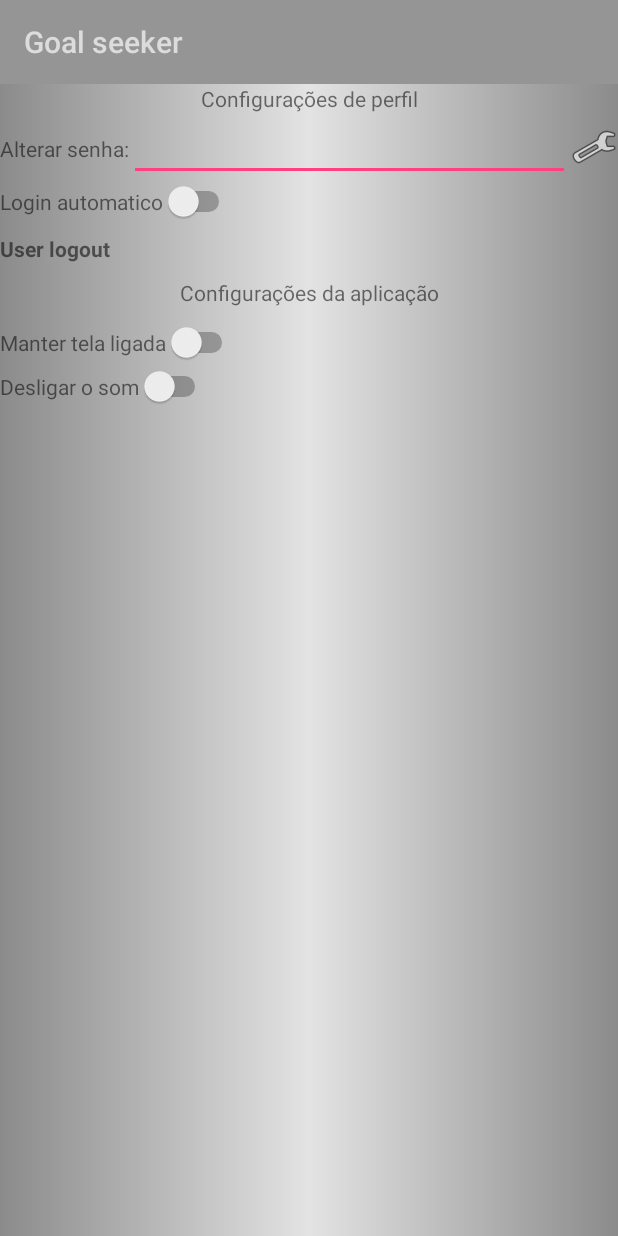
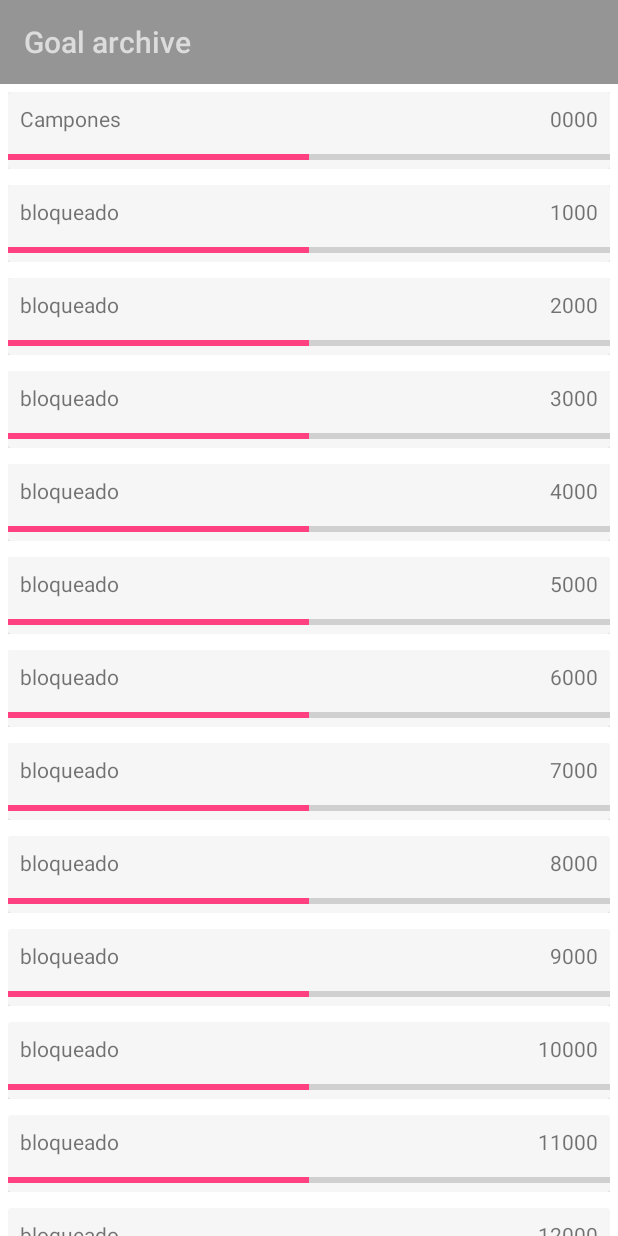
Before and after one commit to Renan3M/Personal-Office-Project, an Android app: the MainActivity screen opened directly, with no data from a screen before it, after a tap on "CONFIGURAÇÕES", on a phone screen of 412 x 824 dp. Run offline under Robolectric (Android 15) with nearby library versions, the light colour scheme and no system bars; our stand-ins replace Firebase (no records; nobody signed in at launch, a user with empty details on screens opened directly).

Commit message:
some changes

```diff
--- a/app/build.gradle
+++ b/app/build.gradle
@@ -26,8 +26,9 @@ dependencies {
     implementation 'com.google.firebase:firebase-database:11.2.0'
     implementation 'com.facebook.android:facebook-login:[4,5)'
     implementation 'com.android.support.constraint:constraint-layout:1.0.2'
-    implementation 'com.android.support:support-v4:26.1.0'
+    implementation 'com.android.support:cardview-v7:26.1.0'
     implementation 'com.google.code.gson:gson:2.2.4'
+    implementation 'com.android.support:recyclerview-v7:26.1.0'
     implementation files('libs/javax.mail.jar')
 }
 
--- a/app/src/main/java/com/personaltools/renan3m/personaloffice/Activities/Authentication/Registration.java
+++ b/app/src/main/java/com/personaltools/renan3m/personaloffice/Activities/Authentication/Registration.java
@@ -80,7 +80,7 @@ public class Registration extends AppCompatActivity {
         }
 
         _signupButton.setEnabled(false);
-        // ProgressDialog != ProgressBar ... Atenção
+        // ProgressDialog != ProgressBar ... Atenção!!
 
         final ProgressDialog progressDialog =
                 new ProgressDialog(Registration.this, R.style.Theme_AppCompat_DayNight_Dialog);
@@ -135,7 +135,7 @@ public class Registration extends AppCompatActivity {
     }
 
     public void onSignupFailed() {
-        Toast.makeText(getBaseContext(), "Email invalid", Toast.LENGTH_LONG).show();
+        Toast.makeText(getBaseContext(), "Field invalid", Toast.LENGTH_LONG).show();
 
         _signupButton.setEnabled(true);
     }
--- a/app/src/main/java/com/personaltools/renan3m/personaloffice/Activities/MainActivity.java
+++ b/app/src/main/java/com/personaltools/renan3m/personaloffice/Activities/MainActivity.java
@@ -287,7 +287,7 @@ public class MainActivity extends AppCompatActivity implements OnTaskInteraction
         startActivity(new Intent(this, DailyTask.class));
     }
 
-    public void intentConfig(View view) { startActivity(new Intent(this, Configuration.class)); }
+    public void intentConfig(View view) { startActivity(new Intent(this, Ranks.class)); }
 
     public void intentHist(View view) {
         if (DailyTask.getListsFromSharedSet(LIST_OF_LISTS_TAG) == null ||
--- /dev/null
+++ b/app/src/main/java/com/personaltools/renan3m/personaloffice/Activities/Ranks.java
@@ -0,0 +1,106 @@
+package com.personaltools.renan3m.personaloffice.Activities;
+
+import android.content.SharedPreferences;
+import android.support.v7.app.AppCompatActivity;
+import android.os.Bundle;
+import android.support.v7.widget.LinearLayoutManager;
+import android.support.v7.widget.RecyclerView;
+import android.util.Log;
+import android.widget.ArrayAdapter;
+import android.widget.ListView;
+
+import com.google.firebase.database.DataSnapshot;
+import com.google.firebase.database.DatabaseError;
+import com.google.firebase.database.ValueEventListener;
+import com.personaltools.renan3m.personaloffice.Activities.RecyclerView.RankAdapter;
+import com.personaltools.renan3m.personaloffice.R;
+
+public class Ranks extends AppCompatActivity {
+
+    // Essa activity vai servir de justificativa para o login no firebase xD
+
+    private int currentPom;
+
+    RecyclerView recyclerView;
+    RankAdapter adapter;
+
+    SharedPreferences sharedPreferences;
+
+    public static final String RANKS_SHARED = "POMODORS_FOR_RANK";
+
+    @Override
+    protected void onCreate(Bundle savedInstanceState) {
+        super.onCreate(savedInstanceState);
+
+        setContentView(R.layout.activity_ranks);
+
+        adapter = new RankAdapter(this);
+
+        recyclerView = findViewById(R.id.recycler_view_ranks);
+
+        if (recyclerView == null) return;
+
+        // Vertical recycler view.
+        recyclerView.setLayoutManager(new LinearLayoutManager(this));
+
+        recyclerView.setAdapter(adapter);
+
+        sharedPreferences = getSharedPreferences(RANKS_SHARED, 0);
+
+        currentPom = sharedPreferences.getInt("currentPom",0);
+
+        rankCheck(currentPom);
+
+        adapter.notifyDataSetChanged(); // talvez isso n seja necessario se eu fizer o rankCheck antes de setar o adapter
+    }
+
+    public void rankCheck(int currentPom) {
+        switch (currentPom) { // I love switch.
+            case 0:
+                adapter.setPosition(0);
+                break;
+            case 10:
+                adapter.setPosition(1);
+                break;
+            case 50:
+                adapter.setPosition(2);
+                break;
+            case 75:
+                adapter.setPosition(3);
+                break;
+            case 100:
+                adapter.setPosition(4);
+                break;
+            case 150:
+                adapter.setPosition(5);
+                break;
+            case 200:
+                adapter.setPosition(6);
+                break;
+            case 275:
+                adapter.setPosition(7);
+                break;
+            case 350:
+                adapter.setPosition(8);
+                break;
+            case 450:
+                adapter.setPosition(9);
+                break;
+            case 550:
+                adapter.setPosition(10);
+                break;
+            case 700:
+                adapter.setPosition(11);
+                break;
+            case 850:
+                adapter.setPosition(12);
+                break;
+            case 950:
+                adapter.setPosition(13);
+                break;
+            case 1000:
+                adapter.setPosition(14);
+                break;
+        }
+    }
+}
--- /dev/null
+++ b/app/src/main/java/com/personaltools/renan3m/personaloffice/Activities/RecyclerView/RankAdapter.java
@@ -0,0 +1,93 @@
+package com.personaltools.renan3m.personaloffice.Activities.RecyclerView;
+
+import android.content.Context;
+import android.support.v7.widget.RecyclerView;
+import android.view.LayoutInflater;
+import android.view.View;
+import android.view.ViewGroup;
+import android.widget.ListView;
+import android.widget.ProgressBar;
+import android.widget.TextView;
+
+import com.personaltools.renan3m.personaloffice.R;
+
+import java.util.ArrayList;
+
+/**
+ * Created by renan on 21/03/2018.
+ */
+
+public class RankAdapter extends RecyclerView.Adapter<RankAdapter.RankViewHolder> {
+
+    private Context mCtx;
+
+    private static int positionReq;
+
+    private String rankList[] = {"Campones", "cavaleiro", "nobre", "baronete", "barão", "visconde", "conde",
+            "marquês", "duque", "grão-duque", "principe real", "principe imperial", "regente", "rei", "imperador"};
+
+    public RankAdapter(Context mCtx) {
+
+        this.mCtx = mCtx;
+
+    }
+
+    @Override
+    public RankViewHolder onCreateViewHolder(ViewGroup parent, int viewType) { // vai inflar nosso layout
+        LayoutInflater inflater_ = LayoutInflater.from(mCtx);
+        View view = inflater_.inflate(R.layout.list_of_ranks, parent, false);
+
+        return new RankViewHolder(view);
+    }
+
+    public void setPosition(int pos){
+        positionReq = pos;  // Position requested by user to be altered.. how do I alter layout structure? I can touch rank_name, etc.. but layout components? <- Não vou precisar fazer isso, graças a Deus! =)
+    }
+
+
+    @Override
+    public void onBindViewHolder(RankViewHolder holder, int position) { // vai rodar p/ cada um dos itens   (método auto-invocado)
+        // O que muda em cada chamada desse método é a posição do item. 0,1,2,3,4,5...
+
+        String rank = rankList[position];
+
+        if (positionReq == position){
+            holder.rank_name.setText(rank);
+        } else
+            holder.rank_name.setText("bloqueado");
+
+        // Um fake só para teste, o progresso real deve ter os pomodoros totais do rank - os pomodoros feitos como parametro
+        holder.rank_progress.setMax(100);
+        holder.rank_progress.setProgress(50);
+
+        // O progresso real deve verificar no db os usuario que possuem tal rank
+        holder.people_at_rank.setText(position + "000");
+
+    }
+
+
+    @Override
+    public int getItemCount() {
+        return rankList.length;
+    }
+
+
+    public class RankViewHolder extends RecyclerView.ViewHolder{
+
+        TextView rank_name;
+        TextView people_at_rank;
+        ProgressBar rank_progress;
+
+        public RankViewHolder(View itemView) {
+            super(itemView);
+
+            rank_name = itemView.findViewById(R.id.name_of_the_rank);
+            people_at_rank = itemView.findViewById(R.id.people_at_this_rank);
+            rank_progress = itemView.findViewById(R.id.rank_progress_bar);
+        }
+    }
+
+    public String[] getRankList() {
+        return rankList;
+    }
+}
--- /dev/null
+++ b/app/src/main/res/layout/activity_ranks.xml
@@ -0,0 +1,15 @@
+<?xml version="1.0" encoding="utf-8"?>
+<android.support.constraint.ConstraintLayout xmlns:android="http://schemas.android.com/apk/res/android"
+    xmlns:app="http://schemas.android.com/apk/res-auto"
+    xmlns:tools="http://schemas.android.com/tools"
+    android:layout_width="match_parent"
+    android:layout_height="match_parent"
+    android:background="#FFF"
+    tools:context="com.personaltools.renan3m.personaloffice.Activities.Ranks">
+
+    <android.support.v7.widget.RecyclerView
+        android:id="@+id/recycler_view_ranks"
+        android:layout_width="match_parent"
+        android:layout_height="match_parent"
+        android:background="#FFF" />
+</android.support.constraint.ConstraintLayout>
--- /dev/null
+++ b/app/src/main/res/layout/list_of_ranks.xml
@@ -0,0 +1,60 @@
+<?xml version="1.0" encoding="utf-8"?>
+<android.widget.LinearLayout xmlns:android="http://schemas.android.com/apk/res/android"
+    xmlns:app="http://schemas.android.com/apk/res-auto"
+    android:layout_width="match_parent"
+    android:layout_height="wrap_content"
+    android:orientation="horizontal"
+    android:padding="5dp">
+
+    <android.support.v7.widget.CardView
+        android:id="@+id/rank_name"
+        android:layout_width="match_parent"
+        android:layout_height="wrap_content"
+        app:cardBackgroundColor="#F6F6F6">
+
+
+        <LinearLayout
+            android:layout_width="match_parent"
+            android:layout_height="match_parent"
+            android:orientation="vertical">
+
+            <LinearLayout
+                android:layout_width="match_parent"
+                android:layout_height="wrap_content"
+                android:orientation="horizontal"
+                android:padding="8dp">
+
+                <TextView
+                    android:id="@+id/name_of_the_rank"
+                    android:layout_width="wrap_content"
+                    android:layout_height="match_parent"
+                    android:text="Laurem Ipsum" />
+
+                <LinearLayout
+                    android:layout_width="match_parent"
+                    android:layout_height="match_parent"
+                    android:orientation="horizontal">
+
+                    <TextView
+                        android:id="@+id/people_at_this_rank"
+                        android:layout_width="wrap_content"
+                        android:layout_height="wrap_content"
+                        android:layout_weight="1"
+                        android:gravity="right"
+                        android:text="ipsum dolor"
+                        android:textAlignment="gravity" />
+                </LinearLayout>
+
+            </LinearLayout>
+
+            <ProgressBar
+                android:id="@+id/rank_progress_bar"
+                style="?android:attr/progressBarStyleHorizontal"
+                android:layout_width="match_parent"
+                android:layout_height="wrap_content" />
+        </LinearLayout>
+
+
+    </android.support.v7.widget.CardView>
+
+</android.widget.LinearLayout>
--- a/app/src/main/res/values/strings.xml
+++ b/app/src/main/res/values/strings.xml
@@ -1,5 +1,5 @@
 <resources>
-    <string name="app_name">Goal seeker</string>
+    <string name="app_name">Goal archive</string>
 
     <!-- Strings related to login -->
     <string name="prompt_email">Email</string>
```
Also changed, not shown: app/src/main/AndroidManifest.xml (+15 -8 lines), app/src/main/java/com/personaltools/renan3m/personaloffice/Activities/DailyTask.java (+16 -9 lines), app/src/main/java/com/personaltools/renan3m/personaloffice/Fragments/CurrentTask.java (+57 -8 lines), app/src/main/res/raw/quotes.json (+8 -8 lines).
